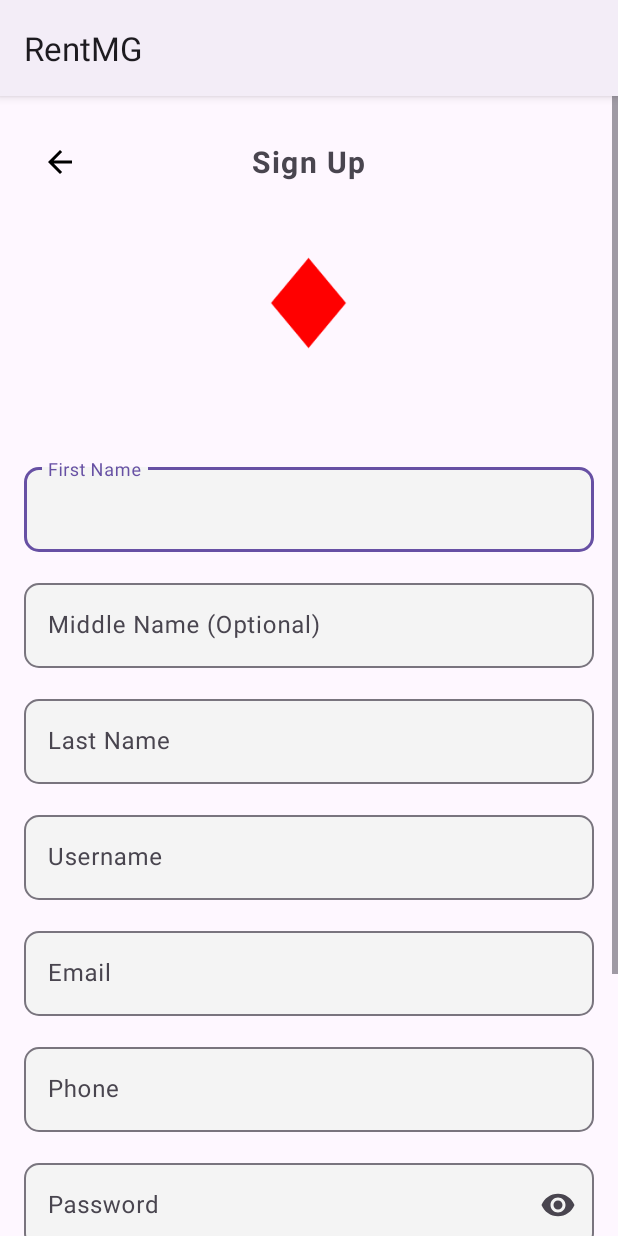
After one commit to Sophie-Muchiri12/RentMG, an Android app: the SignUpActivity screen opened directly, with no data from a screen before it, on a phone screen of 412 x 824 dp. The commit adds this screen. Run offline under Robolectric (Android 15) with nearby library versions, the phone set to English and light mode, and no system bars.

Commit message:
basic sign up and sign in

```diff
--- /dev/null
+++ b/app/src/main/java/com/example/rentmg/auth/SignUpActivity.kt
@@ -0,0 +1,37 @@
+package com.example.rentmg.auth
+
+import android.os.Bundle
+import androidx.appcompat.app.AppCompatActivity
+import android.widget.Button
+import android.widget.EditText
+import android.widget.Toast
+import com.example.rentmg.R
+
+class SignUpActivity : AppCompatActivity() {
+
+    override fun onCreate(savedInstanceState: Bundle?) {
+        super.onCreate(savedInstanceState)
+        setContentView(R.layout.activity_sign_up)
+
+        val firstNameInput = findViewById<EditText>(R.id.first_name_input)
+        val lastNameInput = findViewById<EditText>(R.id.last_name_input)
+        val emailInput = findViewById<EditText>(R.id.email_input)
+        val passwordInput = findViewById<EditText>(R.id.password_input)
+        val signUpButton = findViewById<Button>(R.id.sign_up_button)
+
+        signUpButton.setOnClickListener {
+            val firstName = firstNameInput.text.toString()
+            val lastName = lastNameInput.text.toString()
+            val email = emailInput.text.toString()
+            val password = passwordInput.text.toString()
+
+            if (firstName.isNotEmpty() && lastName.isNotEmpty() &&
+                email.isNotEmpty() && password.isNotEmpty()) {
+                Toast.makeText(this, "Account Created!", Toast.LENGTH_SHORT).show()
+                finish()
+            } else {
+                Toast.makeText(this, "Please fill all fields", Toast.LENGTH_SHORT).show()
+            }
+        }
+    }
+}
--- /dev/null
+++ b/app/src/main/res/drawable/ic_arrow_back.xml
@@ -0,0 +1,9 @@
+<vector xmlns:android="http://schemas.android.com/apk/res/android"
+    android:width="24dp"
+    android:height="24dp"
+    android:viewportWidth="24"
+    android:viewportHeight="24">
+    <path
+        android:fillColor="@android:color/black"
+        android:pathData="M20,11H7.83l5.59,-5.59L12,4l-8,8 8,8 1.41,-1.41L7.83,13H20v-2z"/>
+</vector>
--- /dev/null
+++ b/app/src/main/res/drawable/logo_transparent.xml
@@ -0,0 +1,9 @@
+<vector xmlns:android="http://schemas.android.com/apk/res/android"
+    android:width="130dp"
+    android:height="130dp"
+    android:viewportWidth="130"
+    android:viewportHeight="130">
+    <path
+        android:fillColor="#FF0000"
+        android:pathData="M65,20 L90,50 L65,80 L40,50 Z"/>
+</vector>
--- /dev/null
+++ b/app/src/main/res/layout/activity_sign_up.xml
@@ -0,0 +1,242 @@
+<?xml version="1.0" encoding="utf-8"?>
+<ScrollView xmlns:android="http://schemas.android.com/apk/res/android"
+    xmlns:app="http://schemas.android.com/apk/res-auto"
+    android:layout_width="match_parent"
+    android:layout_height="match_parent"
+    android:fillViewport="true">
+
+    <LinearLayout
+        android:layout_width="match_parent"
+        android:layout_height="wrap_content"
+        android:orientation="vertical"
+        android:padding="16dp">
+
+        <!-- Custom App Bar -->
+        <RelativeLayout
+            android:layout_width="match_parent"
+            android:layout_height="56dp"
+            android:layout_marginBottom="16dp">
+
+            <ImageButton
+                android:id="@+id/back_button"
+                android:layout_width="48dp"
+                android:layout_height="48dp"
+                android:layout_alignParentStart="true"
+                android:layout_centerVertical="true"
+                android:background="?attr/selectableItemBackgroundBorderless"
+                android:src="@drawable/ic_arrow_back"
+                android:contentDescription="Back" />
+
+            <TextView
+                android:layout_width="wrap_content"
+                android:layout_height="wrap_content"
+                android:layout_centerInParent="true"
+                android:text="Sign Up"
+                android:textSize="20sp"
+                android:textStyle="bold"
+                android:letterSpacing="0.05" />
+        </RelativeLayout>
+
+        <!-- Logo -->
+        <ImageView
+            android:layout_width="130dp"
+            android:layout_height="130dp"
+            android:layout_gravity="center_horizontal"
+            android:layout_marginBottom="24dp"
+            android:src="@drawable/logo_transparent"
+            android:contentDescription="App Logo" />
+
+        <!-- First Name -->
+        <com.google.android.material.textfield.TextInputLayout
+            android:id="@+id/first_name_layout"
+            android:layout_width="match_parent"
+            android:layout_height="wrap_content"
+            android:layout_marginBottom="15dp"
+            app:boxBackgroundColor="#F4F4F4"
+            app:boxCornerRadiusBottomEnd="10dp"
+            app:boxCornerRadiusBottomStart="10dp"
+            app:boxCornerRadiusTopEnd="10dp"
+            app:boxCornerRadiusTopStart="10dp">
+
+            <com.google.android.material.textfield.TextInputEditText
+                android:id="@+id/first_name_input"
+                android:layout_width="match_parent"
+                android:layout_height="wrap_content"
+                android:hint="First Name"
+                android:inputType="textPersonName" />
+        </com.google.android.material.textfield.TextInputLayout>
+
+        <!-- Middle Name -->
+        <com.google.android.material.textfield.TextInputLayout
+            android:id="@+id/middle_name_layout"
+            android:layout_width="match_parent"
+            android:layout_height="wrap_content"
+            android:layout_marginBottom="15dp"
+            app:boxBackgroundColor="#F4F4F4"
+            app:boxCornerRadiusBottomEnd="10dp"
+            app:boxCornerRadiusBottomStart="10dp"
+            app:boxCornerRadiusTopEnd="10dp"
+            app:boxCornerRadiusTopStart="10dp">
+
+            <com.google.android.material.textfield.TextInputEditText
+                android:id="@+id/middle_name_input"
+                android:layout_width="match_parent"
+                android:layout_height="wrap_content"
+                android:hint="Middle Name (Optional)"
+                android:inputType="textPersonName" />
+        </com.google.android.material.textfield.TextInputLayout>
+
+        <!-- Last Name -->
+        <com.google.android.material.textfield.TextInputLayout
+            android:id="@+id/last_name_layout"
+            android:layout_width="match_parent"
+            android:layout_height="wrap_content"
+            android:layout_marginBottom="15dp"
+            app:boxBackgroundColor="#F4F4F4"
+            app:boxCornerRadiusBottomEnd="10dp"
+            app:boxCornerRadiusBottomStart="10dp"
+            app:boxCornerRadiusTopEnd="10dp"
+            app:boxCornerRadiusTopStart="10dp">
+
+            <com.google.android.material.textfield.TextInputEditText
+                android:id="@+id/last_name_input"
+                android:layout_width="match_parent"
+                android:layout_height="wrap_content"
+                android:hint="Last Name"
+                android:inputType="textPersonName" />
+        </com.google.android.material.textfield.TextInputLayout>
+
+        <!-- Username -->
+        <com.google.android.material.textfield.TextInputLayout
+            android:id="@+id/username_layout"
+            android:layout_width="match_parent"
+            android:layout_height="wrap_content"
+            android:layout_marginBottom="15dp"
+            app:boxBackgroundColor="#F4F4F4"
+            app:boxCornerRadiusBottomEnd="10dp"
+            app:boxCornerRadiusBottomStart="10dp"
+            app:boxCornerRadiusTopEnd="10dp"
+            app:boxCornerRadiusTopStart="10dp">
+
+            <com.google.android.material.textfield.TextInputEditText
+                android:id="@+id/username_input"
+                android:layout_width="match_parent"
+                android:layout_height="wrap_content"
+                android:hint="Username"
+                android:inputType="text" />
+        </com.google.android.material.textfield.TextInputLayout>
+
+        <!-- Email -->
+        <com.google.android.material.textfield.TextInputLayout
+            android:id="@+id/email_layout"
+            android:layout_width="match_parent"
+            android:layout_height="wrap_content"
+            android:layout_marginBottom="15dp"
+            app:boxBackgroundColor="#F4F4F4"
+            app:boxCornerRadiusBottomEnd="10dp"
+            app:boxCornerRadiusBottomStart="10dp"
+            app:boxCornerRadiusTopEnd="10dp"
+            app:boxCornerRadiusTopStart="10dp">
+
+            <com.google.android.material.textfield.TextInputEditText
+                android:id="@+id/email_input"
+                android:layout_width="match_parent"
+                android:layout_height="wrap_content"
+                android:hint="Email"
+                android:inputType="textEmailAddress" />
+        </com.google.android.material.textfield.TextInputLayout>
+
+        <!-- Phone -->
+        <com.google.android.material.textfield.TextInputLayout
+            android:id="@+id/phone_layout"
+            android:layout_width="match_parent"
+            android:layout_height="wrap_content"
+            android:layout_marginBottom="15dp"
+            app:boxBackgroundColor="#F4F4F4"
+            app:boxCornerRadiusBottomEnd="10dp"
+            app:boxCornerRadiusBottomStart="10dp"
+            app:boxCornerRadiusTopEnd="10dp"
+            app:boxCornerRadiusTopStart="10dp">
+
+            <com.google.android.material.textfield.TextInputEditText
+                android:id="@+id/phone_input"
+                android:layout_width="match_parent"
+                android:layout_height="wrap_content"
+                android:hint="Phone"
+                android:inputType="phone" />
+        </com.google.android.material.textfield.TextInputLayout>
+
+        <!-- Password -->
+        <com.google.android.material.textfield.TextInputLayout
+            android:id="@+id/password_layout"
+            android:layout_width="match_parent"
+            android:layout_height="wrap_content"
+            android:layout_marginBottom="15dp"
+            app:boxBackgroundColor="#F4F4F4"
+            app:boxCornerRadiusBottomEnd="10dp"
+            app:boxCornerRadiusBottomStart="10dp"
+            app:boxCornerRadiusTopEnd="10dp"
+            app:boxCornerRadiusTopStart="10dp"
+            app:endIconMode="password_toggle">
+
+            <com.google.android.material.textfield.TextInputEditText
+                android:id="@+id/password_input"
+                android:layout_width="match_parent"
+                android:layout_height="wrap_content"
+                android:hint="Password"
+                android:inputType="textPassword" />
+        </com.google.android.material.textfield.TextInputLayout>
+
+        <!-- Password Confirmation -->
+        <com.google.android.material.textfield.TextInputLayout
+            android:id="@+id/password_confirm_layout"
+            android:layout_width="match_parent"
+            android:layout_height="wrap_content"
+            android:layout_marginBottom="15dp"
+            app:boxBackgroundColor="#F4F4F4"
+            app:boxCornerRadiusBottomEnd="10dp"
+            app:boxCornerRadiusBottomStart="10dp"
+            app:boxCornerRadiusTopEnd="10dp"
+            app:boxCornerRadiusTopStart="10dp"
+            app:endIconMode="password_toggle">
+
+            <com.google.android.material.textfield.TextInputEditText
+                android:id="@+id/password_confirm_input"
+                android:layout_width="match_parent"
+                android:layout_height="wrap_content"
+                android:hint="Password Confirmation"
+                android:inputType="textPassword" />
+        </com.google.android.material.textfield.TextInputLayout>
+
+        <!-- Sign Up Button -->
+        <Button
+            android:id="@+id/sign_up_button"
+            android:layout_width="match_parent"
+            android:layout_height="56dp"
+            android:layout_marginBottom="15dp"
+            android:text="Sign Up"
+            android:textSize="16sp"
+            android:textStyle="bold"
+            android:backgroundTint="#FF0000" />
+
+        <!-- Progress Bar -->
+        <ProgressBar
+            android:id="@+id/progress_bar"
+            android:layout_width="wrap_content"
+            android:layout_height="wrap_content"
+            android:layout_gravity="center_horizontal"
+            android:layout_marginBottom="15dp"
+            android:visibility="gone" />
+
+        <!-- Sign In Text -->
+        <TextView
+            android:id="@+id/sign_in_text"
+            android:layout_width="wrap_content"
+            android:layout_height="wrap_content"
+            android:layout_gravity="center_horizontal"
+            android:layout_marginBottom="20dp"
+            android:textSize="14sp"
+            android:letterSpacing="0.05" />
+
+    </LinearLayout>
+</ScrollView>
```
Also changed, not shown: app/src/main/AndroidManifest.xml (+17 -4 lines), app/src/main/java/com/example/rentmg/FirstFragment.kt (deleted, +0 -44 lines), app/src/main/java/com/example/rentmg/MainActivity.kt (+12 -44 lines), app/src/main/java/com/example/rentmg/SecondFragment.kt (deleted, +0 -44 lines), app/src/main/java/com/example/rentmg/auth/SignInActivity.kt (added, +35 -0 lines), app/src/main/java/com/example/rentmg/dashboard/DashboardActivity.kt (added, +13 -0 lines), app/src/main/res/layout/activity_dashboard.xml (added, +15 -0 lines), app/src/main/res/layout/activity_main.xml (+57 -24 lines), app/src/main/res/layout/activity_sign_in.xml (added, +133 -0 lines).
